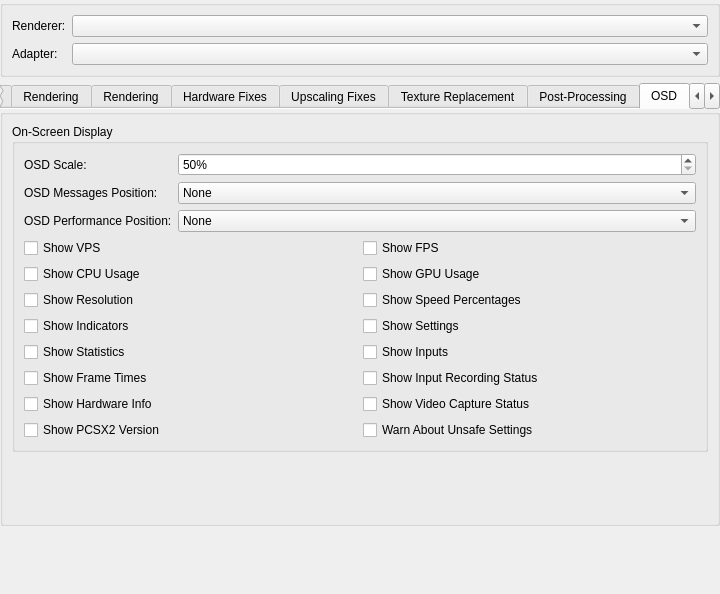
PCSX2/pcsx2, file pcsx2-qt/Settings/GraphicsSettingsWidget.ui: the form before one commit.
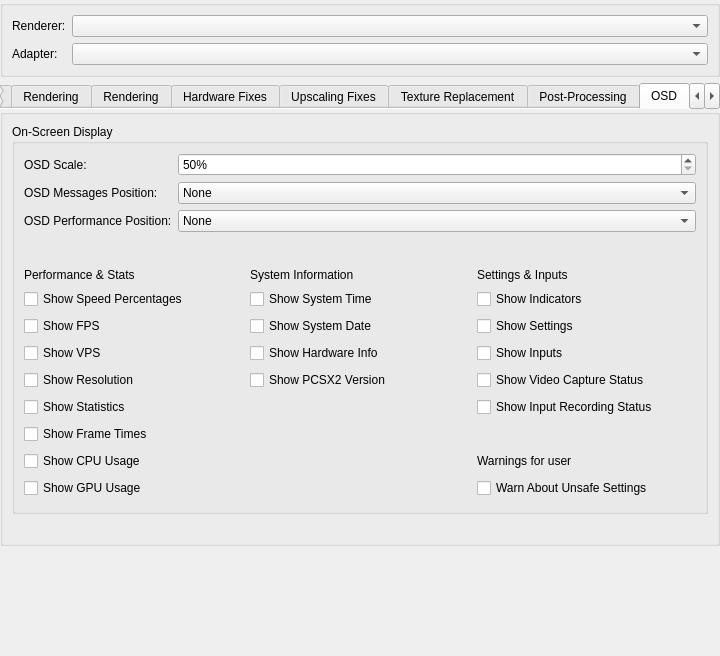
The form after the commit. The open tabs and pages were chosen to show the change.

Commit message:
Qt: Adds time and date + group OSD checkboxes
Adds the options system time and system date in the OSD section of Qt and also FSUI for Big Picture mode.

Done some preliminary work on grouping all the OSD checkboxes including the new ones in a better to glance 3 column viewscreen.

```diff
--- a/pcsx2-qt/Settings/GraphicsSettingsWidget.ui
+++ b/pcsx2-qt/Settings/GraphicsSettingsWidget.ui
@@ -7,7 +7,7 @@
     <x>0</x>
     <y>0</y>
     <width>720</width>
-    <height>594</height>
+    <height>656</height>
    </rect>
   </property>
   <layout class="QVBoxLayout" name="verticalLayout">
@@ -55,7 +55,7 @@
    <item>
     <widget class="QTabWidget" name="tabs">
      <property name="currentIndex">
-      <number>0</number>
+      <number>7</number>
      </property>
      <property name="documentMode">
       <bool>true</bool>
@@ -663,7 +663,7 @@
           </sizepolicy>
          </property>
          <property name="layoutDirection">
-          <enum>Qt::LayoutDirection::LeftToRight</enum>
+          <enum>Qt::LeftToRight</enum>
          </property>
          <item>
           <property name="text">
@@ -1315,7 +1315,7 @@
        <item>
         <spacer name="verticalSpacer_4">
          <property name="orientation">
-          <enum>Qt::Orientation::Vertical</enum>
+          <enum>Qt::Vertical</enum>
          </property>
          <property name="sizeHint" stdset="0">
           <size>
@@ -1471,7 +1471,7 @@
             <item>
              <spacer name="horizontalSpacer">
               <property name="orientation">
-               <enum>Qt::Orientation::Horizontal</enum>
+               <enum>Qt::Vertical</enum>
               </property>
               <property name="sizeHint" stdset="0">
                <size>
@@ -1540,7 +1540,7 @@
        <item>
         <spacer name="verticalSpacer_5">
          <property name="orientation">
-          <enum>Qt::Orientation::Vertical</enum>
+          <enum>Qt::Vertical</enum>
          </property>
          <property name="sizeHint" stdset="0">
           <size>
@@ -1562,7 +1562,14 @@
          <property name="title">
           <string>On-Screen Display</string>
          </property>
-         <layout class="QFormLayout" name="formLayout_8">
+         <layout class="QGridLayout" name="gridLayout">
+          <item row="2" column="0">
+           <widget class="QLabel" name="osdPerformancePosLabel">
+            <property name="text">
+             <string>OSD Performance Position:</string>
+            </property>
+           </widget>
+          </item>
           <item row="0" column="0">
            <widget class="QLabel" name="osdScaleLabel">
             <property name="text">
@@ -1572,6 +1579,12 @@
           </item>
           <item row="0" column="1">
            <widget class="QSpinBox" name="osdScale">
+            <property name="sizePolicy">
+             <sizepolicy hsizetype="MinimumExpanding" vsizetype="Fixed">
+              <horstretch>0</horstretch>
+              <verstretch>0</verstretch>
+             </sizepolicy>
+            </property>
             <property name="suffix">
              <string>%</string>
             </property>
@@ -1609,13 +1622,6 @@
             </item>
            </widget>
           </item>
-          <item row="2" column="0">
-           <widget class="QLabel" name="osdPerformancePosLabel">
-            <property name="text">
-             <string>OSD Performance Position:</string>
-            </property>
-           </widget>
-          </item>
           <item row="2" column="1">
            <widget class="QComboBox" name="osdPerformancePos">
             <item>
@@ -1635,134 +1641,222 @@
             </item>
            </widget>
           </item>
-          <item row="3" column="0" colspan="2">
-           <layout class="QGridLayout" name="osdOptionLayout">
-            <item row="2" column="1">
-             <widget class="QCheckBox" name="osdShowSpeed">
-              <property name="text">
-               <string>Show Speed Percentages</string>
-              </property>
-             </widget>
-            </item>
-            <item row="6" column="1">
-             <widget class="QCheckBox" name="osdShowVideoCapture">
-              <property name="text">
-               <string>Show Video Capture Status</string>
-              </property>
-             </widget>
-            </item>
-            <item row="5" column="1">
-             <widget class="QCheckBox" name="osdShowInputRec">
-              <property name="text">
-               <string>Show Input Recording Status</string>
-              </property>
-             </widget>
-            </item>
-            <item row="3" column="0">
+          <item row="4" column="0" colspan="2">
+           <layout class="QGridLayout" name="osdOptionLayout" rowstretch="0,0,0,0,0,0,0,0,0,0,0">
+            <property name="sizeConstraint">
+             <enum>QLayout::SetDefaultConstraint</enum>
+            </property>
+            <property name="topMargin">
+             <number>10</number>
+            </property>
+            <property name="spacing">
+             <number>7</number>
+            </property>
+            <item row="1" column="2">
              <widget class="QCheckBox" name="osdShowIndicators">
               <property name="text">
                <string>Show Indicators</string>
               </property>
              </widget>
             </item>
-            <item row="0" column="1">
+            <item row="2" column="0">
              <widget class="QCheckBox" name="osdShowFPS">
               <property name="text">
                <string>Show FPS</string>
               </property>
              </widget>
             </item>
-            <item row="0" column="0">
-             <widget class="QCheckBox" name="osdShowVPS">
+            <item row="1" column="1">
+             <widget class="QCheckBox" name="osdShowSystemTime">
               <property name="text">
-               <string>Show VPS</string>
+               <string>Show System Time</string>
               </property>
              </widget>
             </item>
-            <item row="4" column="1">
+            <item row="2" column="2">
+             <widget class="QCheckBox" name="osdShowSettings">
+              <property name="text">
+               <string>Show Settings</string>
+              </property>
+             </widget>
+            </item>
+            <item row="2" column="1">
+             <widget class="QCheckBox" name="osdShowSystemDate">
+              <property name="text">
+               <string>Show System Date</string>
+              </property>
+             </widget>
+            </item>
+            <item row="4" column="2">
              <widget class="QCheckBox" name="osdShowInputs">
               <property name="text">
                <string>Show Inputs</string>
               </property>
              </widget>
             </item>
-            <item row="6" column="0">
-             <widget class="QCheckBox" name="osdShowHardwareInfo">
+            <item row="1" column="0">
+             <widget class="QCheckBox" name="osdShowSpeed">
               <property name="text">
-               <string>Show Hardware Info</string>
+               <string>Show Speed Percentages</string>
               </property>
              </widget>
             </item>
-            <item row="1" column="1">
+            <item row="5" column="1">
+             <widget class="QCheckBox" name="osdShowVersion">
+              <property name="text">
+               <string>Show PCSX2 Version</string>
+              </property>
+             </widget>
+            </item>
+            <item row="10" column="2">
+             <widget class="QCheckBox" name="warnAboutUnsafeSettings">
+              <property name="text">
+               <string>Warn About Unsafe Settings</string>
+              </property>
+             </widget>
+            </item>
+            <item row="5" column="2">
+             <widget class="QCheckBox" name="osdShowVideoCapture">
+              <property name="text">
+               <string>Show Video Capture Status</string>
+              </property>
+             </widget>
+            </item>
+            <item row="10" column="0">
              <widget class="QCheckBox" name="osdShowGPU">
               <property name="text">
                <string>Show GPU Usage</string>
               </property>
              </widget>
             </item>
-            <item row="1" column="0">
+            <item row="6" column="2">
+             <widget class="QCheckBox" name="osdShowInputRec">
+              <property name="text">
+               <string>Show Input Recording Status</string>
+              </property>
+             </widget>
+            </item>
+            <item row="0" column="1">
+             <widget class="QLabel" name="Column1_SystemInformation">
+              <property name="sizePolicy">
+               <sizepolicy hsizetype="Preferred" vsizetype="Fixed">
+                <horstretch>0</horstretch>
+                <verstretch>0</verstretch>
+               </sizepolicy>
+              </property>
+              <property name="text">
+               <string>System Information</string>
+              </property>
+             </widget>
+            </item>
+            <item row="0" column="0">
+             <widget class="QLabel" name="Column0_PerformanceAndStats">
+              <property name="sizePolicy">
+               <sizepolicy hsizetype="Preferred" vsizetype="Fixed">
+                <horstretch>0</horstretch>
+                <verstretch>0</verstretch>
+               </sizepolicy>
+              </property>
+              <property name="text">
+               <string>Performance &amp; Stats</string>
+              </property>
+             </widget>
+            </item>
+            <item row="0" column="2">
+             <widget class="QLabel" name="Column2_SettingsAndInputs">
+              <property name="sizePolicy">
+               <sizepolicy hsizetype="Preferred" vsizetype="Fixed">
+                <horstretch>0</horstretch>
+                <verstretch>0</verstretch>
+               </sizepolicy>
+              </property>
+              <property name="text">
+               <string>Settings &amp; Inputs</string>
+              </property>
+             </widget>
+            </item>
+            <item row="6" column="0">
+             <widget class="QCheckBox" name="osdShowGSStats">
+              <property name="text">
+               <string>Show Statistics</string>
+              </property>
+             </widget>
+            </item>
+            <item row="9" column="0">
              <widget class="QCheckBox" name="osdShowCPU">
               <property name="text">
                <string>Show CPU Usage</string>
               </property>
              </widget>
             </item>
-            <item row="3" column="1">
-             <widget class="QCheckBox" name="osdShowSettings">
+            <item row="4" column="1">
+             <widget class="QCheckBox" name="osdShowHardwareInfo">
               <property name="text">
-               <string>Show Settings</string>
+               <string>Show Hardware Info</string>
+              </property>
+             </widget>
+            </item>
+            <item row="4" column="0">
+             <widget class="QCheckBox" name="osdShowVPS">
+              <property name="text">
+               <string>Show VPS</string>
               </property>
              </widget>
             </item>
             <item row="5" column="0">
-             <widget class="QCheckBox" name="osdShowFrameTimes">
-              <property name="text">
-               <string>Show Frame Times</string>
-              </property>
-             </widget>
-            </item>
-            <item row="2" column="0">
              <widget class="QCheckBox" name="osdShowResolution">
               <property name="text">
                <string>Show Resolution</string>
               </property>
              </widget>
             </item>
-            <item row="4" column="0">
-             <widget class="QCheckBox" name="osdShowGSStats">
-              <property name="text">
-               <string>Show Statistics</string>
-              </property>
-             </widget>
-            </item>
             <item row="8" column="0">
-             <widget class="QCheckBox" name="osdShowVersion">
+             <widget class="QCheckBox" name="osdShowFrameTimes">
               <property name="text">
-               <string>Show PCSX2 Version</string>
+               <string>Show Frame Times</string>
               </property>
              </widget>
             </item>
-            <item row="8" column="1">
-             <widget class="QCheckBox" name="warnAboutUnsafeSettings">
+            <item row="9" column="2">
+             <widget class="QLabel" name="label_2">
               <property name="text">
-               <string>Warn About Unsafe Settings</string>
+               <string>Warnings for user</string>
               </property>
              </widget>
             </item>
            </layout>
           </item>
+          <item row="3" column="0" colspan="2">
+           <spacer name="verticalSpacer_7">
+            <property name="orientation">
+             <enum>Qt::Vertical</enum>
+            </property>
+            <property name="sizeType">
+             <enum>QSizePolicy::Fixed</enum>
+            </property>
+            <property name="sizeHint" stdset="0">
+             <size>
+              <width>20</width>
+              <height>20</height>
+             </size>
+            </property>
+           </spacer>
+          </item>
          </layout>
         </widget>
        </item>
        <item>
         <spacer name="verticalSpacer_3">
          <property name="orientation">
-          <enum>Qt::Orientation::Vertical</enum>
+          <enum>Qt::Vertical</enum>
+         </property>
+         <property name="sizeType">
+          <enum>QSizePolicy::Maximum</enum>
          </property>
          <property name="sizeHint" stdset="0">
           <size>
            <width>20</width>
-           <height>40</height>
+           <height>20</height>
           </size>
          </property>
         </spacer>
@@ -2049,7 +2143,7 @@
        <item>
         <spacer name="verticalSpacer_6">
          <property name="orientation">
-          <enum>Qt::Orientation::Vertical</enum>
+          <enum>Qt::Vertical</enum>
          </property>
          <property name="sizeHint" stdset="0">
           <size>
@@ -2293,7 +2387,7 @@
        <item>
         <spacer name="verticalSpacer_2">
          <property name="orientation">
-          <enum>Qt::Orientation::Vertical</enum>
+          <enum>Qt::Vertical</enum>
          </property>
          <property name="sizeHint" stdset="0">
           <size>
@@ -2310,7 +2404,7 @@
    <item>
     <spacer name="verticalSpacer">
      <property name="orientation">
-      <enum>Qt::Orientation::Vertical</enum>
+      <enum>Qt::Vertical</enum>
      </property>
      <property name="sizeHint" stdset="0">
       <size>
```
The commit also changes 5 other files.
